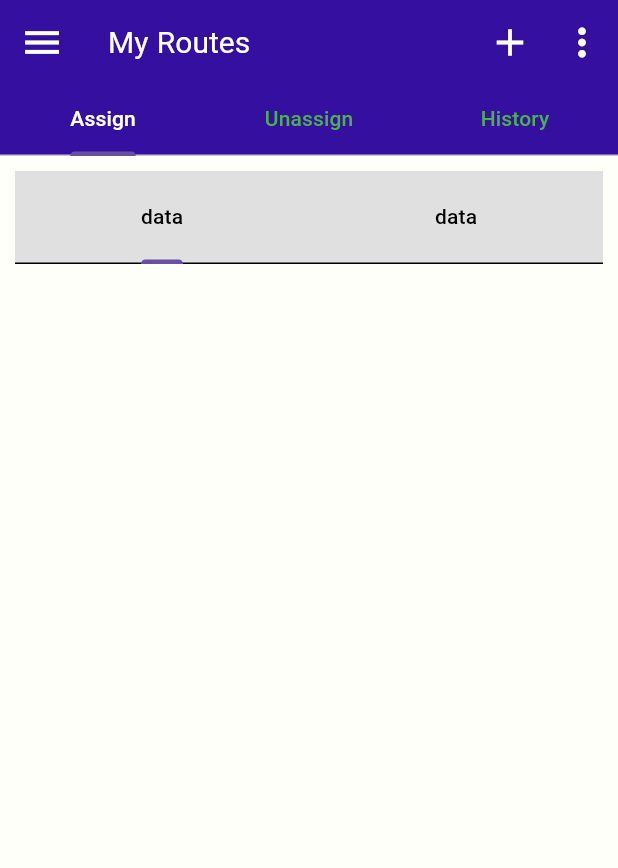
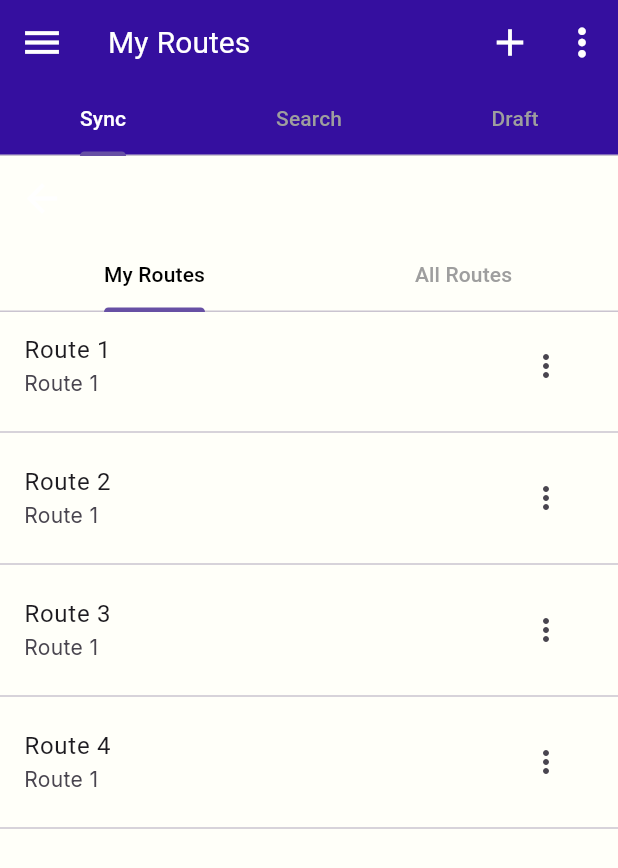
Before and after one commit to GTrack-Application/PRoute, a Flutter app: the AssignScreen1 screen opened directly, on a phone screen of 412 x 824 dp. Shown: the top 868 px of the screen. Run offline on Flutter 3.47's test engine with Material 2 defaults, Android fonts, the phone set to English and light mode, and no system bars; our stand-ins replace auto_size_text, awesome_dialog, flutter_screenutil, flutter_spinkit, google_fonts, google_maps_flutter and 4 more; missing offline and left inert: flutter_scalable_ocr, input_history_text_field.

Commit message:
Assign 1 screen UI completed

```diff
--- a/lib/Screens/assign/assign_screen1.dart
+++ b/lib/Screens/assign/assign_screen1.dart
@@ -1,13 +1,83 @@
 import 'package:flutter/material.dart';
+import 'package:nb_utils/nb_utils.dart';
+import 'package:p_route/Global/common/colors/app_colors.dart';
 import 'package:p_route/Widgets/app_drawer.dart';
 
-class AssignScreen1 extends StatelessWidget {
+class AssignScreen1 extends StatefulWidget {
   const AssignScreen1({Key? key}) : super(key: key);
+
+  @override
+  State<AssignScreen1> createState() => _AssignScreen1State();
+}
+
+class _AssignScreen1State extends State<AssignScreen1> {
+  routeDialog() {
+    showDialog(
+      context: context,
+      builder: (context) {
+        return AlertDialog(
+          title: const Text('Choose Option'),
+          backgroundColor: AppColors.background,
+          shape: Border.all(
+            color: Colors.black,
+            width: 1,
+          ),
+          content: Column(
+            mainAxisSize: MainAxisSize.min,
+            children: [
+              ListTile(
+                title: const Text('Open Route'),
+                onTap: () {},
+              ),
+              ListTile(
+                title: const Text('Change Start Time'),
+                onTap: () {},
+              ),
+              ListTile(
+                title: const Text('Duplicate Route'),
+                onTap: () {},
+              ),
+              ListTile(
+                title: const Text('Export Route'),
+                onTap: () {},
+              ),
+              ListTile(
+                title: const Text('Assign User'),
+                onTap: () {},
+              ),
+              ListTile(
+                title: const Text('Delete Route'),
+                onTap: () {},
+              ),
+            ],
+          ),
+        );
+      },
+    );
+  }
+
+  Widget routeListTile({required String title}) {
+    return Column(
+      children: [
+        ListTile(
+          title: Text(title),
+          subtitle: const Text('Route 1'),
+          trailing: IconButton(
+            icon: const Icon(Icons.more_vert),
+            onPressed: () {
+              // show dialog
+              routeDialog();
+            },
+          ),
+        ),
+        const Divider(),
+      ],
+    );
+  }
+
   @override
   Widget build(BuildContext context) {
-    return Scaffold(
-      // create three tabs
-      body: DefaultTabController(
+    return DefaultTabController(
       length: 3,
       child: Scaffold(
         drawer: const AppDrawerWidget(),
@@ -26,39 +96,65 @@ class AssignScreen1 extends StatelessWidget {
           ],
           bottom: const TabBar(
             labelColor: Colors.white,
-              unselectedLabelColor: Colors.green,
+            unselectedLabelColor: Colors.grey,
             tabs: [
-                Tab(text: 'Assign'),
-                Tab(text: 'Unassign'),
-                Tab(text: 'History'),
+              Tab(text: 'Sync'),
+              Tab(text: 'Search'),
+              Tab(text: 'Draft'),
             ],
           ),
         ),
         body: TabBarView(
           children: [
-              Column(
-                children: [
-                  Container(
-                    margin: EdgeInsets.all(10),
-                    color: Colors.grey[300],
-                    child: TabBar(
+            DefaultTabController(
+              length: 2,
+              child: Scaffold(
+                appBar: AppBar(
+                  backgroundColor: AppColors.background,
+                  bottom: const TabBar(
+                    labelColor: Colors.black,
+                    automaticIndicatorColorAdjustment: true,
+                    unselectedLabelColor: Colors.grey,
+                    splashBorderRadius: BorderRadius.all(Radius.circular(10)),
                     tabs: [
-                        Text("data"),
-                        Text("data"),
+                      Tab(text: 'My Routes'),
+                      Tab(text: 'All Routes'),
                     ],
-                      labelColor: Colors.black,
-                      unselectedLabelColor: Colors.black,
-                      dividerColor: Colors.black,
-                      labelPadding: EdgeInsets.all(20),
-                      onTap: (value) {},
                   ),
                 ),
+                body: TabBarView(
+                  children: [
+                    ListView(
+                      children: [
+                        routeListTile(title: "Route 1"),
+                        routeListTile(title: "Route 2"),
+                        routeListTile(title: "Route 3"),
+                        routeListTile(title: "Route 4"),
                       ],
                     ),
-              Center(child: Text('Unassign')),
-              Center(child: Text('History')),
+                    const Center(child: Text('All Routes')),
                   ],
                 ),
+              ),
+            ),
+            ListView(
+              children: [
+                const TextField(
+                  decoration: InputDecoration(
+                    hintText: 'Search user by name | email',
+                    prefixIcon: const Icon(Icons.search),
+                  ),
+                ),
+                20.height,
+                // come from API
+                routeListTile(title: "Route 1"),
+                routeListTile(title: "Route 2"),
+                routeListTile(title: "Route 3"),
+                routeListTile(title: "Route 4"),
+              ],
+            ),
+            const Center(child: Text('Draft')),
+          ],
         ),
       ),
     );
--- a/lib/main.dart
+++ b/lib/main.dart
@@ -2,7 +2,9 @@ import 'package:flutter/material.dart';
 import 'package:flutter_screenutil/flutter_screenutil.dart';
 import 'package:nb_utils/nb_utils.dart';
 import 'package:p_route/Screens/assign/assign_screen1.dart';
+import 'package:p_route/Screens/route_management/route_management_screen.dart';
 import 'package:p_route/global/themes/themes.dart';
+import 'package:p_route/old/screens/login/user_login_page.dart';
 
 void main() async {
   await ScreenUtil.ensureScreenSize();
@@ -32,7 +34,7 @@ class _MyAppState extends State<MyApp> {
             debugShowCheckedModeBanner: false,
             title: 'PRoute',
             navigatorKey: navigatorKey,
-            home: const AssignScreen1(),
+            home: const UserLoginPage(),
           ),
         );
       },
--- a/lib/old/screens/login/otp_page.dart
+++ b/lib/old/screens/login/otp_page.dart
@@ -9,7 +9,6 @@ import 'package:p_route/global/common/utils/app_navigator.dart';
 import 'package:p_route/global/common/utils/app_toast.dart';
 import 'package:p_route/global/widgets/buttons/primary_button.dart';
 import 'package:p_route/global/widgets/text_field/icon_text_field.dart';
-import 'package:p_route/Screens/map_home_screen.dart';
 import 'package:p_route/old/domain/services/apis/login/login_services.dart';
 
 class OtpPage extends StatefulWidget {
```
Also changed, not shown: lib/Screens/route_management/route_management_screen.dart (+8 -0 lines). Lines whose indentation alone changed are shown as unchanged.
